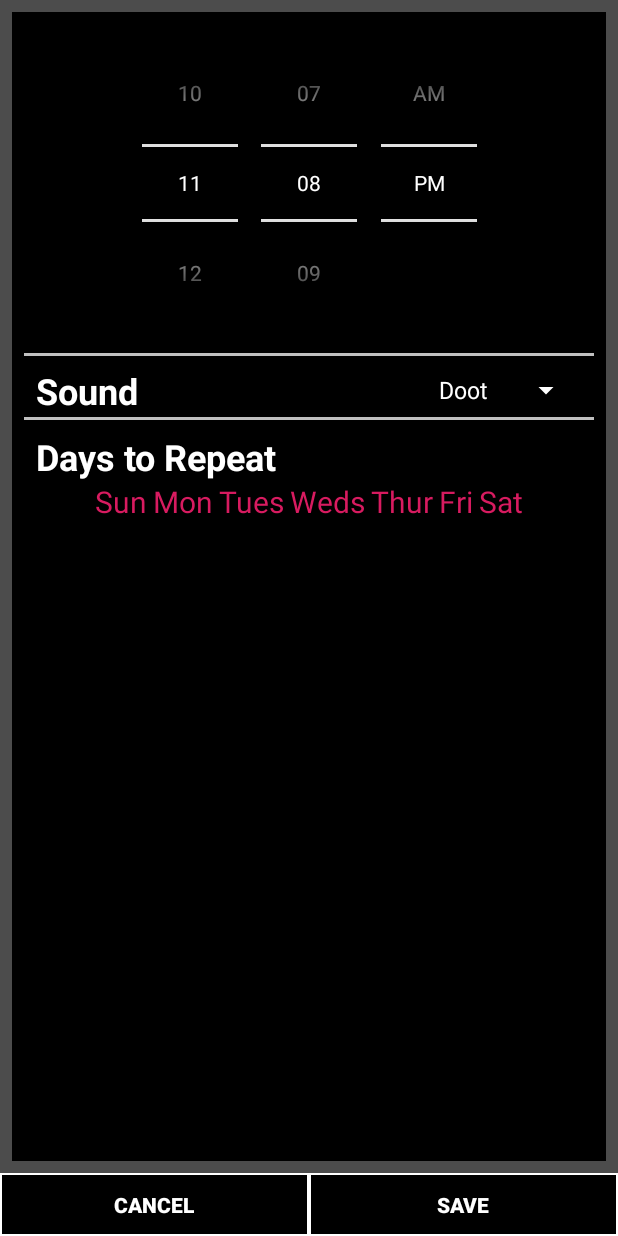
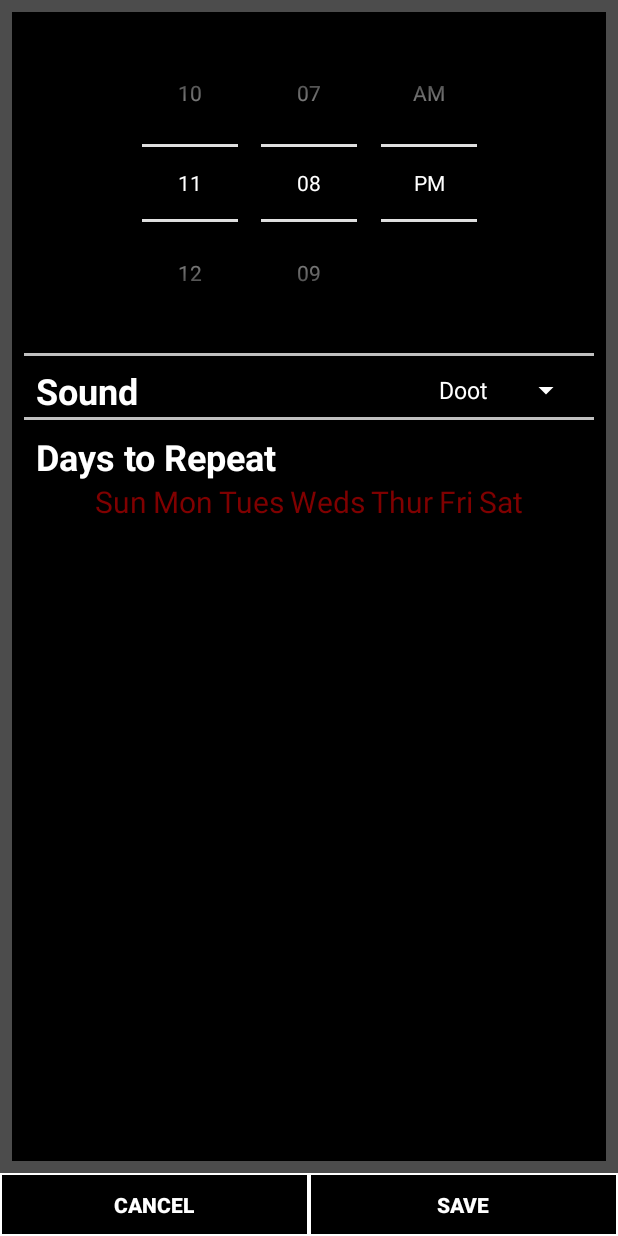
Before and after one commit to topoftheyear/QR-Alarm-Clock, an Android app: the AlarmManagerClass screen opened directly, with no data from a screen before it, on a phone screen of 412 x 824 dp. Run offline under Robolectric (Android 15) with nearby library versions, the phone set to English and light mode, and no system bars.

Commit message:
Changed colors to not selected (#800000) and hardcoded the init colors cuz idk how android R.design stuff works

```diff
--- a/app/src/main/res/layout/activity_alarm_settings.xml
+++ b/app/src/main/res/layout/activity_alarm_settings.xml
@@ -122,9 +122,9 @@
                     android:tag="0"
                     android:onClick="toggleDay"
                     android:layout_width="wrap_content"
-                    android:layout_height="wrap_content"
+                    android:layout_height="match_parent"
                     android:text="Sun"
-                    android:textColor="@color/daySelected"
+                    android:textColor="#800000"
                     app:layout_constraintStart_toStartOf="parent" android:textSize="20sp"/>
 
             <TextView
@@ -137,7 +137,7 @@
                     android:layout_alignParentBottom="true"
                     android:layout_marginStart="4dp"
                     android:text="Mon"
-                    android:textColor="@color/daySelected"
+                    android:textColor="#800000"
                     app:layout_constraintStart_toEndOf="@+id/daySun" android:textSize="20sp"/>
 
             <TextView
@@ -150,7 +150,7 @@
                     android:layout_alignParentBottom="true"
                     android:layout_marginStart="4dp"
                     android:text="Tues"
-                    android:textColor="@color/daySelected" android:textSize="20sp"/>
+                    android:textColor="#800000" android:textSize="20sp"/>
 
             <TextView
                     android:id="@+id/dayWeds3"
@@ -162,7 +162,7 @@
                     android:layout_alignParentBottom="true"
                     android:layout_marginStart="4dp"
                     android:text="Weds"
-                    android:textColor="@color/daySelected" android:textSize="20sp"/>
+                    android:textColor="#800000" android:textSize="20sp"/>
 
             <TextView
                     android:id="@+id/dayThur4"
@@ -174,7 +174,7 @@
                     android:layout_alignParentBottom="true"
                     android:layout_marginStart="4dp"
                     android:text="Thur"
-                    android:textColor="@color/daySelected" android:textSize="20sp"/>
+                    android:textColor="#800000" android:textSize="20sp"/>
 
             <TextView
                     android:id="@+id/dayFri5"
@@ -186,7 +186,7 @@
                     android:layout_alignParentBottom="true"
                     android:layout_marginStart="4dp"
                     android:text="Fri"
-                    android:textColor="@color/daySelected" android:textSize="20sp"/>
+                    android:textColor="#800000" android:textSize="20sp"/>
 
             <TextView
                     android:id="@+id/daySat6"
@@ -198,7 +198,7 @@
                     android:layout_alignParentBottom="true"
                     android:layout_marginStart="4dp"
                     android:text="Sat"
-                    android:textColor="@color/daySelected"
+                    android:textColor="#800000"
                     android:textSize="20sp"/>
         </LinearLayout>
 
```
